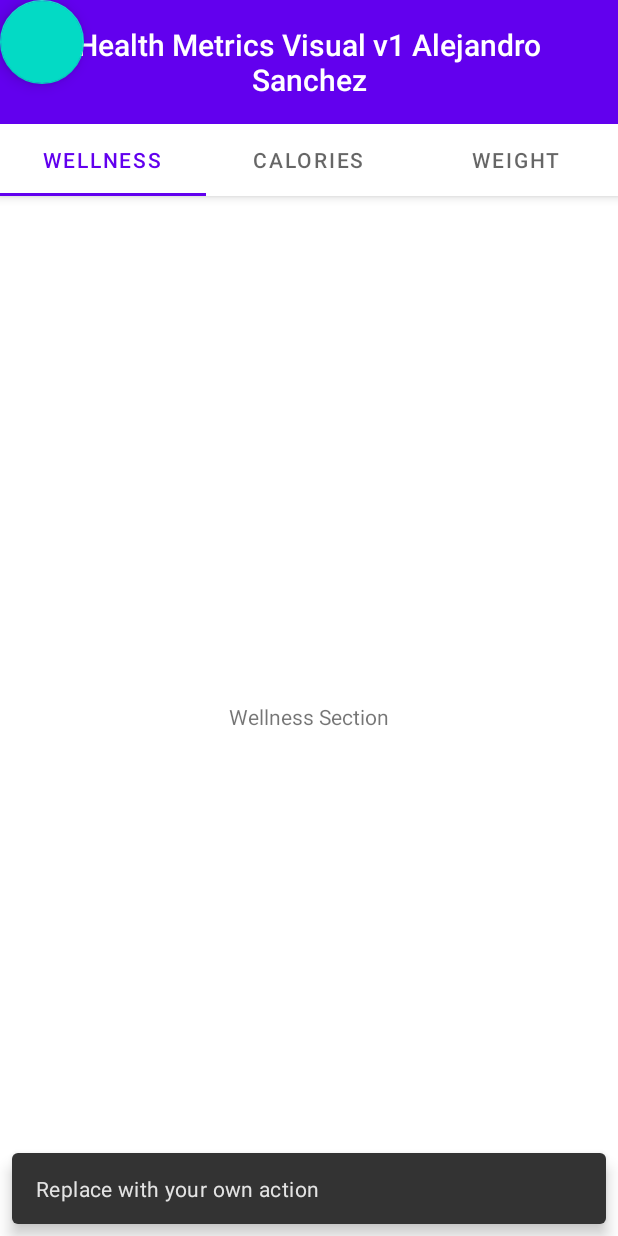
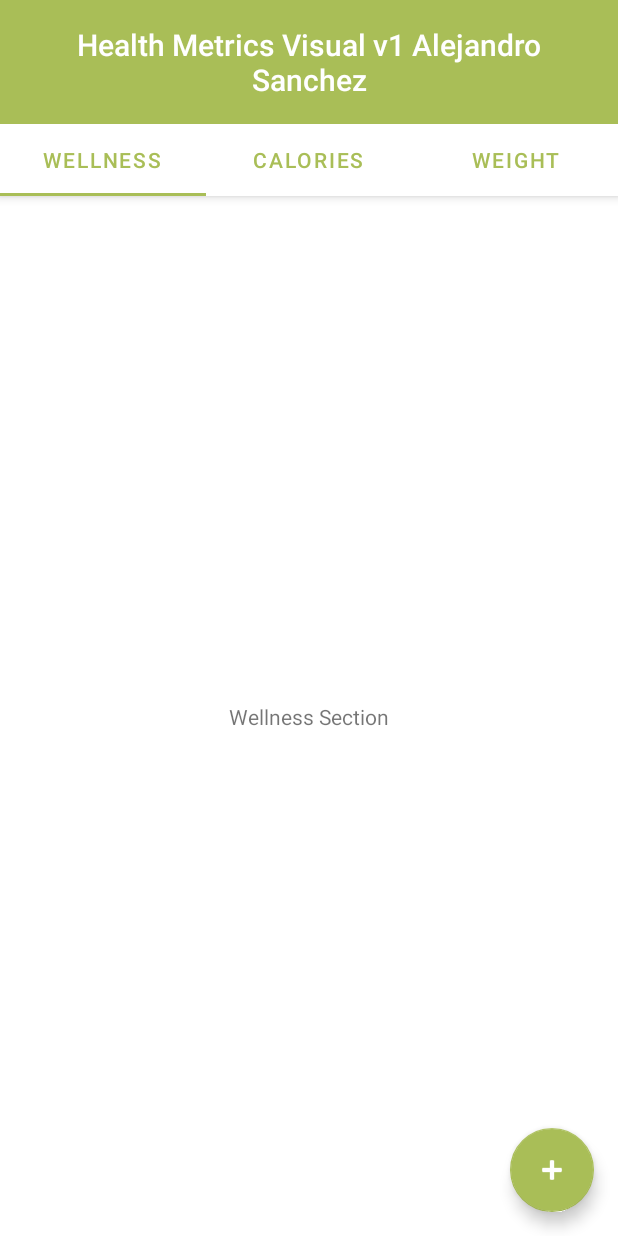
Before and after one commit to alejandrohsanchez/Health-Metrics-Visualization-App, an Android app: the MainActivity2 screen opened directly, with no data from a screen before it, after a tap on an icon or button, on a phone screen of 412 x 824 dp. Run offline under Robolectric (Android 15) with nearby library versions, the phone set to English and light mode, and no system bars.

Commit message:
Updated AndroidManifest.xml

```diff
--- a/HealthMetricsVisualv1AlejandroSanchez/app/src/main/AndroidManifest.xml
+++ b/HealthMetricsVisualv1AlejandroSanchez/app/src/main/AndroidManifest.xml
@@ -5,7 +5,7 @@
     <application
         android:allowBackup="true"
         android:icon="@mipmap/ic_launcher"
-        android:label="@string/app_name"
+        android:label="Health Visio"
         android:roundIcon="@mipmap/ic_launcher_round"
         android:supportsRtl="true"
         android:theme="@style/Theme.HealthMetricsVisualV1AlejandroSanchez">
--- a/HealthMetricsVisualv1AlejandroSanchez/app/src/main/java/com/example/healthmetricsvisualv1alejandrosanchez/MainActivity2.java
+++ b/HealthMetricsVisualv1AlejandroSanchez/app/src/main/java/com/example/healthmetricsvisualv1alejandrosanchez/MainActivity2.java
@@ -33,12 +33,16 @@ public class MainActivity2 extends AppCompatActivity {
         TabLayout tabs = binding.tabs;
         tabs.setupWithViewPager(viewPager);
         FloatingActionButton fab = binding.fab;
+        View welcomeMessage = findViewById(R.id.welcomeText);
+
+
 
         fab.setOnClickListener(new View.OnClickListener() {
             @Override
             public void onClick(View view) {
-                Snackbar.make(view, "Replace with your own action", Snackbar.LENGTH_LONG)
-                        .setAction("Action", null).show();
+//                Snackbar.make(view, "Replace with your own action", Snackbar.LENGTH_LONG)
+//                        .setAction("Action", null).show();
+
             }
         });
     }
--- a/HealthMetricsVisualv1AlejandroSanchez/app/src/main/res/layout/activity_main2.xml
+++ b/HealthMetricsVisualv1AlejandroSanchez/app/src/main/res/layout/activity_main2.xml
@@ -16,6 +16,7 @@
             android:id="@+id/title"
             android:layout_width="wrap_content"
             android:layout_height="wrap_content"
+            android:background="#A9BE57"
             android:gravity="center"
             android:minHeight="?actionBarSize"
             android:padding="@dimen/appbar_padding"
@@ -25,7 +26,9 @@
         <com.google.android.material.tabs.TabLayout
             android:id="@+id/tabs"
             android:layout_width="match_parent"
-            android:layout_height="wrap_content" />
+            android:layout_height="wrap_content"
+            app:tabIndicatorColor="#A9BE57"
+            app:tabTextColor="#A9BE57" />
     </com.google.android.material.appbar.AppBarLayout>
 
     <androidx.viewpager.widget.ViewPager
@@ -36,9 +39,15 @@
 
     <com.google.android.material.floatingactionbutton.FloatingActionButton
         android:id="@+id/fab"
-        android:layout_width="wrap_content"
+        android:layout_width="227dp"
         android:layout_height="wrap_content"
+        android:layout_gravity="end|bottom"
+        android:layout_marginEnd="16dp"
+        android:layout_marginBottom="16dp"
         android:clickable="true"
-        tools:srcCompat="@tools:sample/avatars" />
+        android:soundEffectsEnabled="false"
+        android:src="@android:drawable/ic_input_add"
+        app:backgroundTint="#A9BE57"
+        app:tint="@color/white" />
 
 </androidx.coordinatorlayout.widget.CoordinatorLayout>
--- a/HealthMetricsVisualv1AlejandroSanchez/app/src/main/res/layout/fragment1_layout.xml
+++ b/HealthMetricsVisualv1AlejandroSanchez/app/src/main/res/layout/fragment1_layout.xml
@@ -16,4 +16,13 @@
         app:layout_constraintEnd_toEndOf="parent"
         app:layout_constraintStart_toStartOf="parent"
         app:layout_constraintTop_toTopOf="parent" />
+
+    <TextView
+        android:id="@+id/welcomeText"
+        android:layout_width="wrap_content"
+        android:layout_height="wrap_content"
+        android:layout_marginStart="8dp"
+        android:layout_marginTop="8dp"
+        app:layout_constraintStart_toStartOf="parent"
+        app:layout_constraintTop_toTopOf="parent" />
 </androidx.constraintlayout.widget.ConstraintLayout>
```
Also changed, not shown: HealthMetricsVisualv1AlejandroSanchez/app/src/main/java/com/example/healthmetricsvisualv1alejandrosanchez/MainActivity.java (+3 -4 lines), HealthMetricsVisualv1AlejandroSanchez/app/src/main/res/layout/activity_main.xml (+3 -4 lines).
